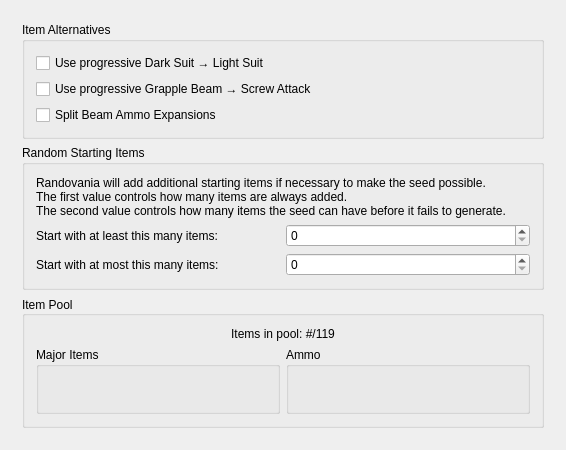
Old version of the form randovania/gui/ui_files/main_rules.ui in the repository randovania/randovania.
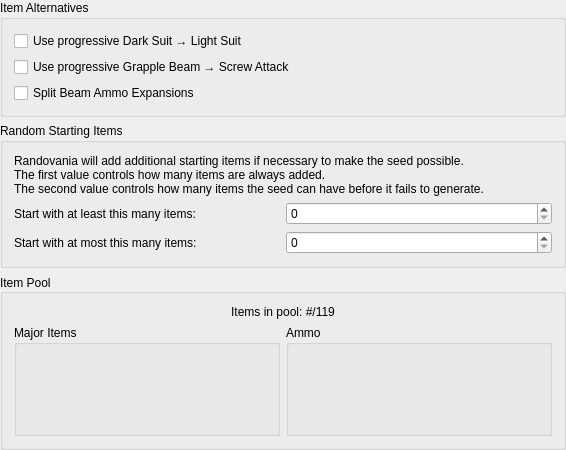
New version of the form.

Commit message: Iterate on margins for all layouts

```diff
--- a/randovania/gui/ui_files/main_rules.ui
+++ b/randovania/gui/ui_files/main_rules.ui
@@ -27,6 +27,18 @@
     </size>
    </property>
    <layout class="QVBoxLayout" name="verticalLayout">
+    <property name="leftMargin">
+     <number>0</number>
+    </property>
+    <property name="topMargin">
+     <number>0</number>
+    </property>
+    <property name="rightMargin">
+     <number>0</number>
+    </property>
+    <property name="bottomMargin">
+     <number>0</number>
+    </property>
     <item>
      <widget class="QScrollArea" name="scroll_area">
       <property name="frameShape">
@@ -49,11 +61,23 @@
         <rect>
          <x>0</x>
          <y>0</y>
-         <width>554</width>
-         <height>438</height>
+         <width>566</width>
+         <height>450</height>
         </rect>
        </property>
        <layout class="QGridLayout" name="gridLayout">
+        <property name="leftMargin">
+         <number>0</number>
+        </property>
+        <property name="topMargin">
+         <number>0</number>
+        </property>
+        <property name="rightMargin">
+         <number>0</number>
+        </property>
+        <property name="bottomMargin">
+         <number>0</number>
+        </property>
         <item row="0" column="0" colspan="2">
          <widget class="QGroupBox" name="item_alternative_box">
           <property name="sizePolicy">
```
The commit also changes 8 other files.
